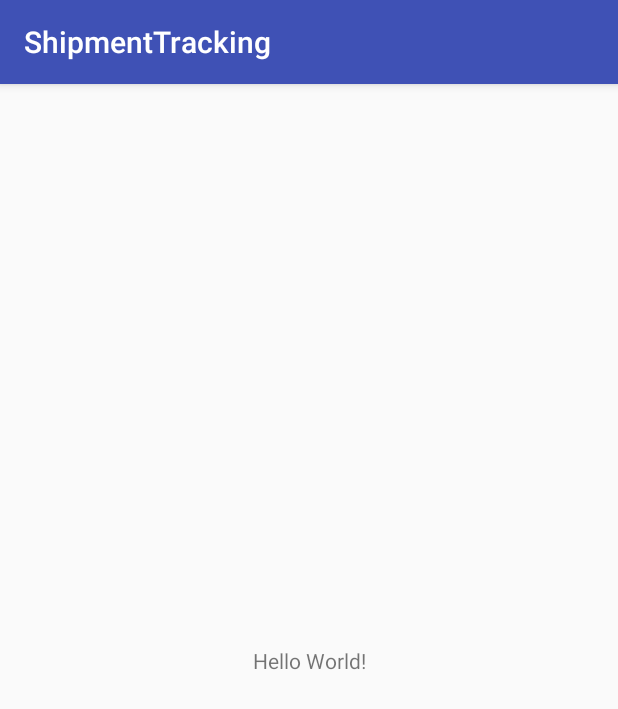
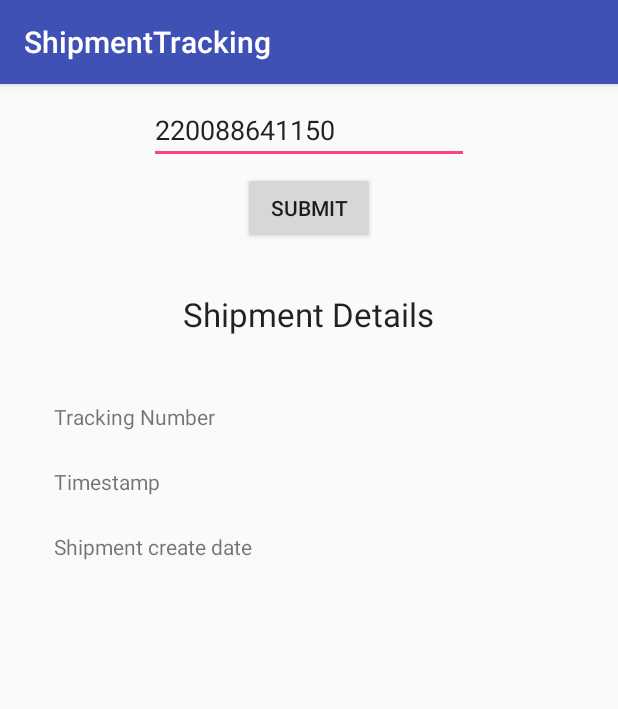
Before and after one commit to anuragchitnis/ShipmentTracking, an Android app: the screen it shows after launch (MainActivity), on a phone screen of 412 x 824 dp. Shown: the top 709 px of the screen. Run offline under Robolectric (Android 15) with nearby library versions, the phone set to English and light mode, and no system bars; our stand-ins replace Dagger/Hilt's generated code; 2 statements that could not run were skipped.

Commit message:
Formatted the UI using ConstraintLayout

```diff
--- a/app/src/main/java/com/example/shipmenttracking/view/MainActivity.java
+++ b/app/src/main/java/com/example/shipmenttracking/view/MainActivity.java
@@ -3,6 +3,8 @@ package com.example.shipmenttracking.view;
 import android.arch.lifecycle.ViewModelProviders;
 import android.os.Bundle;
 import android.support.v7.app.AppCompatActivity;
+import android.widget.Button;
+import android.widget.EditText;
 import android.widget.TextView;
 
 import com.example.shipmenttracking.R;
@@ -11,7 +13,11 @@ import com.example.shipmenttracking.viewmodel.ShipmentDetailsViewModel;
 public class MainActivity extends AppCompatActivity {
 
     private ShipmentDetailsViewModel viewModel;
-    private TextView textView;
+    private TextView trackingNumberText;
+    private TextView timestampText;
+    private TextView shipmentCreateDateText;
+    private EditText trackingIdEditText;
+    private Button submitButton;
 
     @Override
     protected void onCreate(Bundle savedInstanceState) {
@@ -19,13 +25,26 @@ public class MainActivity extends AppCompatActivity {
         setContentView(R.layout.activity_main);
 
         viewModel = ViewModelProviders.of(this).get(ShipmentDetailsViewModel.class);
-        viewModel.init("220088641150");
 
-        textView = (TextView) findViewById(R.id.helloWorld);
+        trackingNumberText = (TextView) findViewById(R.id.trackingNumber);
+        timestampText = (TextView) findViewById(R.id.timestamp);
+        shipmentCreateDateText = (TextView) findViewById(R.id.shipmentCreateDate);
+        trackingIdEditText = (EditText) findViewById(R.id.trackingIdEditText);
+        submitButton = (Button) findViewById(R.id.submitButton);
 
-        viewModel.getShipment().observe(this, shipment ->
-        {
-            textView.setText(shipment.toString());
+        trackingIdEditText.setText("220088641150");
+
+        submitButton.setOnClickListener((view) -> {
+            //"220088641150"
+            viewModel.init(trackingIdEditText.getText().toString());
+            viewModel.getShipment().observe(this, shipment ->
+            {
+                trackingNumberText.setText(shipment.getTrackingNumber());
+                timestampText.setText(String.valueOf(shipment.getTimestamp()));
+                shipmentCreateDateText.setText(String.valueOf(shipment.getShipmentCreateDate()));
+            });
         });
+
+
     }
 }
--- a/app/src/main/java/com/example/shipmenttracking/viewmodel/ShipmentDetailsViewModel.java
+++ b/app/src/main/java/com/example/shipmenttracking/viewmodel/ShipmentDetailsViewModel.java
@@ -2,6 +2,7 @@ package com.example.shipmenttracking.viewmodel;
 
 import android.arch.lifecycle.LiveData;
 import android.arch.lifecycle.ViewModel;
+import android.util.Log;
 
 import com.example.shipmenttracking.RepoModule;
 import com.example.shipmenttracking.components.DaggerRepoComponent;
@@ -30,11 +31,12 @@ public class ShipmentDetailsViewModel extends ViewModel {
     }
 
     public void init(String trackingId) {
-        if (this.shipment != null) {
-            // ViewModel is created per Fragment so
-            // we know the userId won't change
-            return;
-        }
+//        if (this.shipment != null) {
+//            // ViewModel is created per Fragment so
+//            // we know the userId won't change
+//            return;
+//        }
+        Log.e("ViewModel","New Shipment object created");
         shipment = shipmentRepo.getShipment(trackingId);
     }
 
--- a/app/src/main/res/layout/activity_main.xml
+++ b/app/src/main/res/layout/activity_main.xml
@@ -4,16 +4,97 @@
     xmlns:tools="http://schemas.android.com/tools"
     android:layout_width="match_parent"
     android:layout_height="match_parent"
-    tools:context="com.example.shipmenttracking.view.MainActivity">
+    tools:context="com.example.shipmenttracking.view.MainActivity"
+    tools:layout_editor_absoluteY="81dp">
+
+    <EditText
+        android:id="@+id/trackingIdEditText"
+        android:layout_width="wrap_content"
+        android:layout_height="wrap_content"
+        android:layout_marginTop="8dp"
+        android:ems="10"
+        android:hint="Enter Tracking ID"
+        android:inputType="number"
+        app:layout_constraintEnd_toEndOf="parent"
+        app:layout_constraintStart_toStartOf="parent"
+        app:layout_constraintTop_toTopOf="parent" />
+
+    <Button
+        android:id="@+id/submitButton"
+        android:layout_width="wrap_content"
+        android:layout_height="wrap_content"
+        android:layout_marginTop="5dp"
+        android:text="Submit"
+        app:layout_constraintEnd_toEndOf="parent"
+        app:layout_constraintStart_toStartOf="parent"
+        app:layout_constraintTop_toBottomOf="@+id/trackingIdEditText" />
 
     <TextView
-        android:id="@+id/helloWorld"
+        android:id="@+id/shipmentDetailsText"
         android:layout_width="wrap_content"
         android:layout_height="wrap_content"
-        android:text="Hello World!"
-        app:layout_constraintBottom_toBottomOf="parent"
-        app:layout_constraintLeft_toLeftOf="parent"
-        app:layout_constraintRight_toRightOf="parent"
-        app:layout_constraintTop_toTopOf="parent" />
+        android:layout_marginEnd="23dp"
+        android:layout_marginTop="32dp"
+        android:text="Shipment Details"
+        android:textAppearance="@style/TextAppearance.AppCompat.Large"
+        app:layout_constraintEnd_toEndOf="@+id/trackingNumber"
+        app:layout_constraintTop_toBottomOf="@+id/submitButton" />
+
+    <TextView
+        android:id="@+id/textView2"
+        android:layout_width="0dp"
+        android:layout_height="wrap_content"
+        android:layout_marginEnd="5dp"
+        android:layout_marginTop="44dp"
+        android:text="Tracking Number"
+        app:layout_constraintEnd_toStartOf="@+id/submitButton"
+        app:layout_constraintHorizontal_bias="0.0"
+        app:layout_constraintStart_toStartOf="@+id/textView4"
+        app:layout_constraintTop_toBottomOf="@+id/shipmentDetailsText" />
+
+    <TextView
+        android:id="@+id/textView3"
+        android:layout_width="0dp"
+        android:layout_height="wrap_content"
+        android:layout_marginTop="24dp"
+        android:text="Timestamp"
+        app:layout_constraintStart_toStartOf="@+id/textView2"
+        app:layout_constraintTop_toBottomOf="@+id/textView2" />
+
+    <TextView
+        android:id="@+id/textView4"
+        android:layout_width="0dp"
+        android:layout_height="wrap_content"
+        android:layout_marginStart="36dp"
+        android:layout_marginTop="24dp"
+        android:text="Shipment create date"
+        app:layout_constraintStart_toStartOf="parent"
+        app:layout_constraintTop_toBottomOf="@+id/textView3" />
+
+    <TextView
+        android:id="@+id/trackingNumber"
+        android:layout_width="wrap_content"
+        android:layout_height="0dp"
+        android:layout_marginEnd="99dp"
+        app:layout_constraintBottom_toBottomOf="@+id/textView2"
+        app:layout_constraintEnd_toEndOf="parent"
+        app:layout_constraintTop_toTopOf="@+id/textView2" />
+
+    <TextView
+        android:id="@+id/timestamp"
+        android:layout_width="wrap_content"
+        android:layout_height="wrap_content"
+        android:layout_marginBottom="48dp"
+        android:layout_marginTop="52dp"
+        app:layout_constraintBottom_toTopOf="@+id/shipmentCreateDate"
+        app:layout_constraintStart_toStartOf="@+id/trackingNumber"
+        app:layout_constraintTop_toTopOf="@+id/trackingNumber" />
+
+    <TextView
+        android:id="@+id/shipmentCreateDate"
+        android:layout_width="wrap_content"
+        android:layout_height="wrap_content"
+        app:layout_constraintBaseline_toBaselineOf="@+id/textView4"
+        app:layout_constraintStart_toStartOf="@+id/timestamp" />
 
 </android.support.constraint.ConstraintLayout>
```
